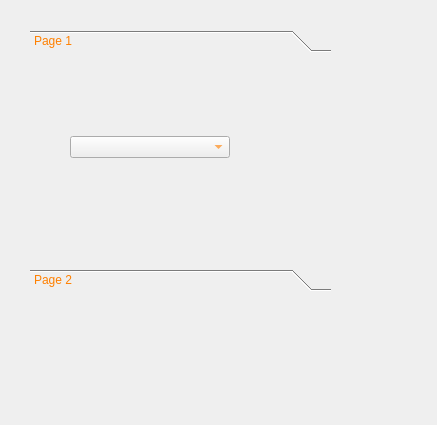
The window that dumps/gridlayout.ui (subing85/subins_tutorials) describes before a commit, drawn with Qt 5.
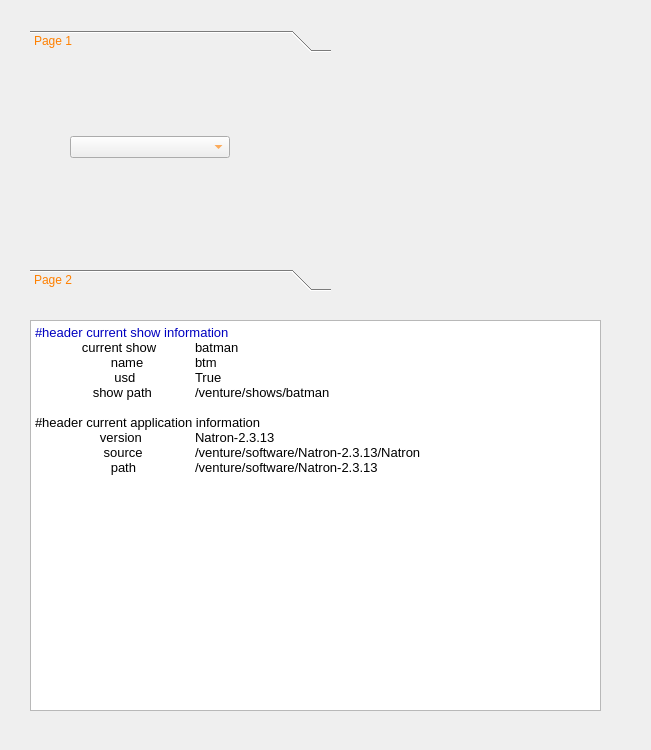
The same window after the commit.

```diff
--- a/dumps/gridlayout.ui
+++ b/dumps/gridlayout.ui
@@ -6,8 +6,8 @@
    <rect>
     <x>0</x>
     <y>0</y>
-    <width>437</width>
-    <height>425</height>
+    <width>651</width>
+    <height>750</height>
    </rect>
   </property>
   <property name="windowTitle">
@@ -83,6 +83,45 @@
     </attribute>
    </widget>
   </widget>
+  <widget class="QTextEdit" name="textEdit">
+   <property name="geometry">
+    <rect>
+     <x>30</x>
+     <y>320</y>
+     <width>571</width>
+     <height>391</height>
+    </rect>
+   </property>
+   <property name="tabChangesFocus">
+    <bool>false</bool>
+   </property>
+   <property name="html">
+    <string>&lt;!DOCTYPE HTML PUBLIC &quot;-//W3C//DTD HTML 4.0//EN&quot; &quot;http://www.w3.org/TR/REC-html40/strict.dtd&quot;&gt;
+&lt;html&gt;&lt;head&gt;&lt;meta name=&quot;qrichtext&quot; content=&quot;1&quot; /&gt;&lt;style type=&quot;text/css&quot;&gt;
+p, li { white-space: pre-wrap; }
+&lt;/style&gt;&lt;/head&gt;&lt;body style=&quot; font-family:'Sans Serif'; font-size:10pt; font-weight:400; font-style:normal;&quot;&gt;
+&lt;p align=&quot;justify&quot; style=&quot; margin-top:0px; margin-bottom:0px; margin-left:0px; margin-right:0px; -qt-block-indent:0; text-indent:0px;&quot;&gt;&lt;span style=&quot; color:#0000c0;&quot;&gt;#header current show information&lt;/span&gt;&lt;/p&gt;
+&lt;p align=&quot;justify&quot; style=&quot; margin-top:0px; margin-bottom:0px; margin-left:0px; margin-right:0px; -qt-block-indent:0; text-indent:0px;&quot;&gt;             current show	batman&lt;/p&gt;
+&lt;p align=&quot;justify&quot; style=&quot; margin-top:0px; margin-bottom:0px; margin-left:0px; margin-right:0px; -qt-block-indent:0; text-indent:0px;&quot;&gt;                     name	btm&lt;/p&gt;
+&lt;p align=&quot;justify&quot; style=&quot; margin-top:0px; margin-bottom:0px; margin-left:0px; margin-right:0px; -qt-block-indent:0; text-indent:0px;&quot;&gt;                      usd	True&lt;/p&gt;
+&lt;p align=&quot;justify&quot; style=&quot; margin-top:0px; margin-bottom:0px; margin-left:0px; margin-right:0px; -qt-block-indent:0; text-indent:0px;&quot;&gt;                show path	/venture/shows/batman&lt;/p&gt;
+&lt;p align=&quot;justify&quot; style=&quot;-qt-paragraph-type:empty; margin-top:0px; margin-bottom:0px; margin-left:0px; margin-right:0px; -qt-block-indent:0; text-indent:0px;&quot;&gt;&lt;br /&gt;&lt;/p&gt;
+&lt;p align=&quot;justify&quot; style=&quot; margin-top:0px; margin-bottom:0px; margin-left:0px; margin-right:0px; -qt-block-indent:0; text-indent:0px;&quot;&gt;#header current application information&lt;/p&gt;
+&lt;p align=&quot;justify&quot; style=&quot; margin-top:0px; margin-bottom:0px; margin-left:0px; margin-right:0px; -qt-block-indent:0; text-indent:0px;&quot;&gt;                  version	Natron-2.3.13&lt;/p&gt;
+&lt;p align=&quot;justify&quot; style=&quot; margin-top:0px; margin-bottom:0px; margin-left:0px; margin-right:0px; -qt-block-indent:0; text-indent:0px;&quot;&gt;                   source	/venture/software/Natron-2.3.13/Natron&lt;/p&gt;
+&lt;p align=&quot;justify&quot; style=&quot; margin-top:0px; margin-bottom:0px; margin-left:0px; margin-right:0px; -qt-block-indent:0; text-indent:0px;&quot;&gt;                     path	/venture/software/Natron-2.3.13&lt;/p&gt;
+&lt;p align=&quot;justify&quot; style=&quot;-qt-paragraph-type:empty; margin-top:0px; margin-bottom:0px; margin-left:0px; margin-right:0px; -qt-block-indent:0; text-indent:0px;&quot;&gt;&lt;br /&gt;&lt;/p&gt;&lt;/body&gt;&lt;/html&gt;</string>
+   </property>
+   <property name="overwriteMode">
+    <bool>false</bool>
+   </property>
+   <property name="tabStopWidth">
+    <number>80</number>
+   </property>
+   <property name="acceptRichText">
+    <bool>true</bool>
+   </property>
+  </widget>
  </widget>
  <resources/>
  <connections/>
```
